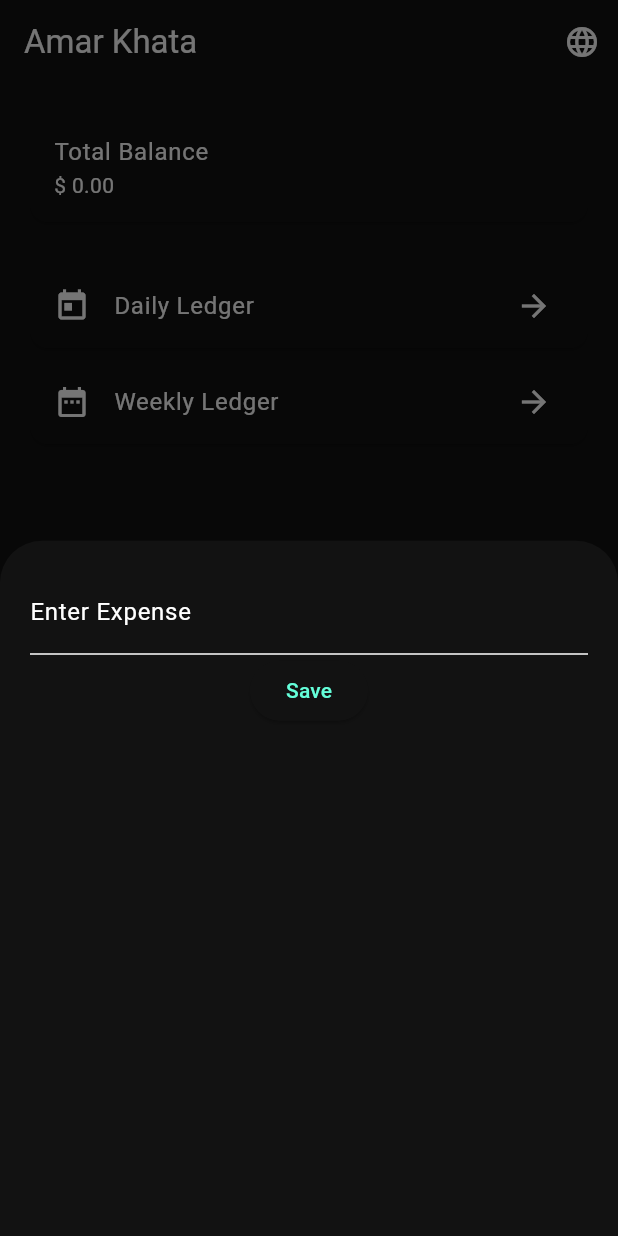
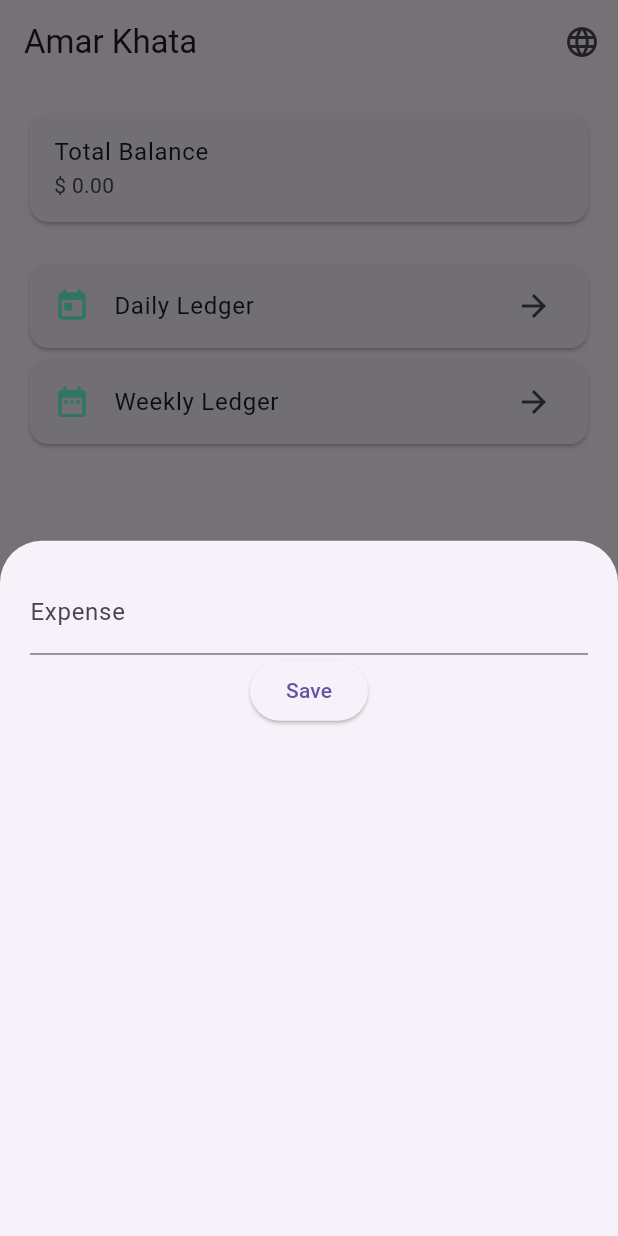
Before and after one commit to anisurrahaman768472-design/ledger-app, a Flutter app: the screen it shows after launch, after a tap on the "add" icon, on a phone screen of 412 x 824 dp. Run offline on Flutter 3.47's test engine with Material 3 defaults, Android fonts, the phone set to English and light mode, and no system bars; our stand-ins replace shared_preferences.

Commit message:
Update main.dart

```diff
--- a/lib/main.dart
+++ b/lib/main.dart
@@ -1,7 +1,6 @@
 import 'package:flutter/material.dart';
 import 'package:flutter_localizations/flutter_localizations.dart';
 import 'package:shared_preferences/shared_preferences.dart';
-import 'package:intl/intl.dart';
 
 void main() {
   runApp(const MyKhataApp());
@@ -17,23 +16,16 @@ class MyKhataApp extends StatefulWidget {
 class _MyKhataAppState extends State<MyKhataApp> {
   Locale _locale = const Locale('en');
 
-  void _changeLanguage(String langCode) async {
+  void _changeLanguage(String langCode) {
     setState(() {
       _locale = Locale(langCode);
     });
-    final prefs = await SharedPreferences.getInstance();
-    await prefs.setString('lang', langCode);
   }
 
   @override
   Widget build(BuildContext context) {
     return MaterialApp(
-      title: 'Amar Khata',
       debugShowCheckedModeBanner: false,
-      theme: ThemeData.dark().copyWith(
-        scaffoldBackgroundColor: const Color(0xFF121212),
-        colorScheme: const ColorScheme.dark(primary: Colors.tealAccent, secondary: Colors.teal),
-      ),
       locale: _locale,
       supportedLocales: const [Locale('en', ''), Locale('bn', '')],
       localizationsDelegates: const [
@@ -64,8 +56,6 @@ class _MainScreenState extends State<MainScreen> {
       setState(() {
         _transactions.add(_textController.text);
       });
-      final prefs = await SharedPreferences.getInstance();
-      await prefs.setStringList('transactions', _transactions);
       _textController.clear();
       Navigator.pop(context);
     }
@@ -87,24 +77,11 @@ class _MainScreenState extends State<MainScreen> {
           ),
         ],
       ),
-      body: _currentIndex == 0
-          ? _buildHome()
-          : Center(child: Text('Transactions: ${_transactions.toString()}')),
+      body: _currentIndex == 0 ? _buildHome() : _buildLedger(),
       floatingActionButton: FloatingActionButton(
         backgroundColor: Colors.tealAccent,
-        onPressed: () => showModalBottomSheet(
-          context: context,
-          builder: (_) => Padding(
-            padding: const EdgeInsets.all(20),
-            child: Column(
-              children: [
-                TextField(controller: _textController, decoration: const InputDecoration(labelText: 'Enter Expense')),
-                ElevatedButton(onPressed: _addTransaction, child: const Text('Save'))
-              ],
-            ),
-          ),
-        ),
-        child: const Icon(Icons.add),
+        onPressed: () => _showModal(context),
+        child: const Icon(Icons.add, color: Colors.black),
       ),
       bottomNavigationBar: BottomNavigationBar(
         currentIndex: _currentIndex,
@@ -123,12 +100,32 @@ class _MainScreenState extends State<MainScreen> {
     children: [
       const Card(child: ListTile(title: Text('Total Balance'), subtitle: Text('\$ 0.00'))),
       const SizedBox(height: 20),
-      _menuItem('Daily Ledger', Icons.today),
-      _menuItem('Weekly Ledger', Icons.date_range),
+      _menuItem('Daily Ledger', Icons.today, () => setState(() => _currentIndex = 1)),
+      _menuItem('Weekly Ledger', Icons.date_range, () => setState(() => _currentIndex = 1)),
     ],
   );
 
-  Widget _menuItem(String title, IconData icon) => Card(
-    child: ListTile(leading: Icon(icon), title: Text(title), trailing: const Icon(Icons.arrow_forward)),
+  Widget _buildLedger() => ListView.builder(
+    itemCount: _transactions.length,
+    itemBuilder: (context, index) => ListTile(title: Text(_transactions[index])),
   );
+
+  Widget _menuItem(String title, IconData icon, VoidCallback onTap) => Card(
+    child: ListTile(
+      leading: Icon(icon, color: Colors.tealAccent),
+      title: Text(title),
+      trailing: const Icon(Icons.arrow_forward),
+      onTap: onTap,
+    ),
+  );
+
+  void _showModal(BuildContext context) {
+    showModalBottomSheet(context: context, builder: (_) => Padding(
+      padding: const EdgeInsets.all(20),
+      child: Column(children: [
+        TextField(controller: _textController, decoration: const InputDecoration(labelText: 'Expense')),
+        ElevatedButton(onPressed: _addTransaction, child: const Text('Save'))
+      ]),
+    ));
+  }
 }
```
